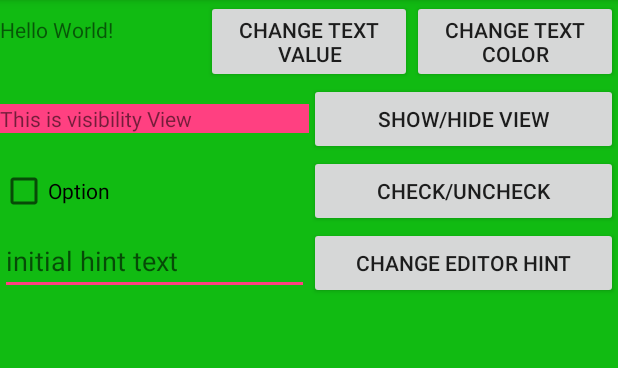
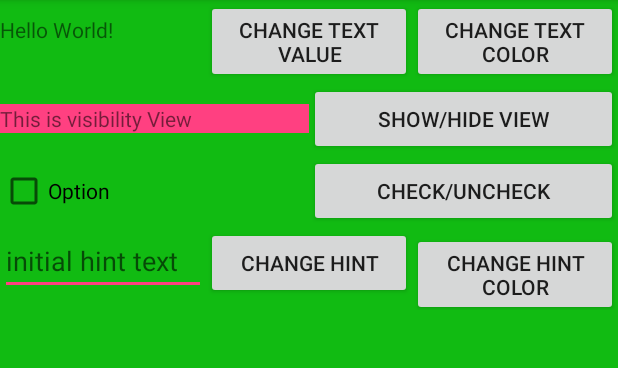
Before and after one commit to AboElEla48/mvvmdemo, an Android app: the screen it shows after launch (MainActivity), on a phone screen of 412 x 824 dp, the part 84-452 px from its top. Run offline under Robolectric (Android 15) with nearby library versions, the phone set to English and light mode, and no system bars; our stand-ins replace RxJava; libraries missing offline, so code that uses them is left out: com.jakewharton.rxbinding2; 9 statements that could not run were skipped.

Commit message:
Test annotations editor hint color

```diff
--- a/app/src/main/java/foureg/mvvmframework/MainActivity.java
+++ b/app/src/main/java/foureg/mvvmframework/MainActivity.java
@@ -47,4 +47,7 @@ public class MainActivity extends BaseActivity<MainActivityViewModel>
 
     @ViewId(R.id.activity_change_editor_hint_text_btn)
     Button changeEditorHintBtn;
+
+    @ViewId(R.id.activity_change_editor_hint_text_color_btn)
+    Button changeEditorHintColorBtn;
 }
--- a/app/src/main/java/foureg/mvvmframework/MainActivityPresenter.java
+++ b/app/src/main/java/foureg/mvvmframework/MainActivityPresenter.java
@@ -43,6 +43,28 @@ public class MainActivityPresenter extends BaseViewPresenter<MainActivity>
 
         // Editor Hint text value
         changeEditorHintVal();
+
+        // Editor hint color value
+        changeHintTextColor();
+    }
+
+    private void changeHintTextColor() {
+        RxView.clicks(getView().changeEditorHintColorBtn)
+                .subscribe(new Consumer<Object>()
+                {
+                    @Override
+                    public void accept(Object o) throws Exception {
+                        Log.w(Constants.LOG_TAG, "***********************");
+                        Log.w(Constants.LOG_TAG, "Initial hint color = "
+                                + getView().getViewModel().getEditorHintColor().get());
+
+                        getView().getViewModel().getEditorHintColor().set(0xFF00FFFF);
+
+                        Log.w(Constants.LOG_TAG, "Hint color after change = "
+                                + getView().getViewModel().getEditorHintColor().get());
+                        Log.w(Constants.LOG_TAG, "***********************");
+                    }
+                });
     }
 
     private void changeEditorHintVal() {
--- a/app/src/main/java/foureg/mvvmframework/MainActivityViewModel.java
+++ b/app/src/main/java/foureg/mvvmframework/MainActivityViewModel.java
@@ -2,6 +2,7 @@ package foureg.mvvmframework;
 
 import com.foureg.baseframework.annotations.DataModel;
 import com.foureg.baseframework.annotations.viewmodelfields.ViewModelCheckBoxField;
+import com.foureg.baseframework.annotations.viewmodelfields.ViewModelHintEditTextColorField;
 import com.foureg.baseframework.annotations.viewmodelfields.ViewModelHintEditTextField;
 import com.foureg.baseframework.annotations.viewmodelfields.ViewModelTextField;
 import com.foureg.baseframework.annotations.viewmodelfields.ViewModelTextViewTextColorField;
@@ -31,6 +32,9 @@ class MainActivityViewModel extends BaseViewModel<MainActivity>
     @ViewModelHintEditTextField(value = R.id.activity_edit_view, fieldName = "EditorView")
     private Property<String> editorHintVal = new Property<>();
 
+    @ViewModelHintEditTextColorField(value = R.id.activity_edit_view, fieldName = "HintColor")
+    private Property<Integer> editorHintColor = new Property<>();
+
     @DataModel
     foureg.mvvmframework.data.DataModel dataModel;
 
@@ -48,4 +52,6 @@ class MainActivityViewModel extends BaseViewModel<MainActivity>
     Property<Boolean> getCheckBoxVal() { return checkBoxVal; }
 
     Property<String> getEditorHintVal() { return editorHintVal; }
+
+    Property<Integer> getEditorHintColor() { return editorHintColor; }
 }
--- a/app/src/main/res/layout/activity_main.xml
+++ b/app/src/main/res/layout/activity_main.xml
@@ -92,7 +92,7 @@
         android:layout_below="@id/layout_view_checkBox"
         android:layout_width="match_parent"
         android:layout_height="wrap_content"
-        android:weightSum="2"
+        android:weightSum="3"
         android:orientation="horizontal">
 
         <EditText
@@ -107,7 +107,14 @@
             android:layout_width="0dp"
             android:layout_height="wrap_content"
             android:layout_weight="1"
-            android:text="Change editor hint"/>
+            android:text="Change hint"/>
+
+        <Button
+            android:id="@+id/activity_change_editor_hint_text_color_btn"
+            android:layout_width="0dp"
+            android:layout_height="wrap_content"
+            android:layout_weight="1"
+            android:text="Change hint color"/>
 
     </LinearLayout>
 
--- /dev/null
+++ b/baseframework/src/main/java/com/foureg/baseframework/annotations/viewmodelfields/ViewModelHintEditTextColorField.java
@@ -0,0 +1,18 @@
+package com.foureg.baseframework.annotations.viewmodelfields;
+
+import java.lang.annotation.ElementType;
+import java.lang.annotation.Retention;
+import java.lang.annotation.RetentionPolicy;
+import java.lang.annotation.Target;
+
+/**
+ * Created by aboelela on 12/01/18.
+ * Annotation for fields declared in view Model to control hint text color of editor
+ */
+@Retention(RetentionPolicy.RUNTIME)
+@Target(ElementType.FIELD)
+public @interface ViewModelHintEditTextColorField
+{
+    int value();
+    String fieldName();
+}
--- a/baseframework/src/main/java/com/foureg/baseframework/viewmodel/BaseViewModel.java
+++ b/baseframework/src/main/java/com/foureg/baseframework/viewmodel/BaseViewModel.java
@@ -10,6 +10,7 @@ import android.widget.TextView;
 
 import com.foureg.baseframework.annotations.DataModel;
 import com.foureg.baseframework.annotations.viewmodelfields.ViewModelCheckBoxField;
+import com.foureg.baseframework.annotations.viewmodelfields.ViewModelHintEditTextColorField;
 import com.foureg.baseframework.annotations.viewmodelfields.ViewModelHintEditTextField;
 import com.foureg.baseframework.annotations.viewmodelfields.ViewModelImageViewField;
 import com.foureg.baseframework.annotations.viewmodelfields.ViewModelTextField;
@@ -51,6 +52,7 @@ public class BaseViewModel<V extends BaseView>
         initViewModelFieldsAnnotatedAsTextViewField();
         initViewModelFieldsAnnotatedAsTextViewTextColorField();
         initViewModelFieldsAnnotatedAsHintEditTextField();
+        initViewModelFieldsAnnotatedAsHintEditTextColorField();
         initViewModelFieldsAnnotatedAsImageViewField();
         initViewModelFieldsAnnotatedAsViewVisibilityField();
     }
@@ -110,6 +112,8 @@ public class BaseViewModel<V extends BaseView>
             return createObservableForCheckBoxAnnotation(field);
         } else if (annotationType.getName().equals(ViewModelHintEditTextField.class.getName())) {
             return createObservableForEditTextHintAnnotation(field);
+        } else if (annotationType.getName().equals(ViewModelHintEditTextColorField.class.getName())) {
+            return createObservableForEditTextHintColorAnnotation(field);
         } else if (annotationType.getName().equals(ViewModelImageViewField.class.getName())) {
             return createObservableForImageViewAnnotation(field);
         } else if (annotationType.getName().equals(ViewModelViewVisibilityField.class.getName())) {
@@ -145,6 +149,13 @@ public class BaseViewModel<V extends BaseView>
      */
     private void initViewModelFieldsAnnotatedAsHintEditTextField() {
         processFieldOfAnnotation(ViewModelHintEditTextField.class);
+    }
+
+    /**
+     * scan fields annotated as EditText Color fields to associate it with hint text color
+     */
+    private void initViewModelFieldsAnnotatedAsHintEditTextColorField() {
+        processFieldOfAnnotation(ViewModelHintEditTextColorField.class);
     }
 
     /**
@@ -283,6 +294,36 @@ public class BaseViewModel<V extends BaseView>
     }
 
     /**
+     * create Edit Text Hint Color annotation consumer
+     *
+     * @return the consumer of annotation
+     */
+    private Consumer<Annotation> createObservableForEditTextHintColorAnnotation(final Field field) {
+        return new Consumer<Annotation>()
+        {
+            @Override
+            public void accept(Annotation annotation) throws Exception {
+                int resId = ((ViewModelHintEditTextColorField) annotation).value();
+                String fieldName = ((ViewModelHintEditTextColorField) annotation).fieldName();
+
+                // get the associated view
+                EditText view = (EditText) baseView.findViewById(resId);
+
+                boolean isAccessible = field.isAccessible();
+                field.setAccessible(true);
+
+                // init view model field with value in the view
+                Property<Integer> viewModelProperty = ((Property<Integer>) field.get(BaseViewModel.this));
+                viewModelProperty.set(view.getCurrentHintTextColor());
+
+                // associate property with view
+                viewModelProperty.asObservable(consumeEditTextHintColorAction(view));
+                field.setAccessible(isAccessible);
+            }
+        };
+    }
+
+    /**
      * create Image view annotation consumer
      *
      * @return the consumer of annotation
@@ -409,6 +450,22 @@ public class BaseViewModel<V extends BaseView>
     }
 
     /**
+     * Associate the editText hint color annotation with the actual action to set hint color to
+     * edit text
+     *
+     * @param editText the editor to change its hint text
+     */
+    private Consumer<Integer> consumeEditTextHintColorAction(final EditText editText) {
+        return new Consumer<Integer>()
+        {
+            @Override
+            public void accept(Integer hintTextColor) throws Exception {
+                editText.setHintTextColor(hintTextColor);
+            }
+        };
+    }
+
+    /**
      * Associate the view visibility annotation with the actual action to set visbility
      *
      * @param view the view to change its visibility
```
